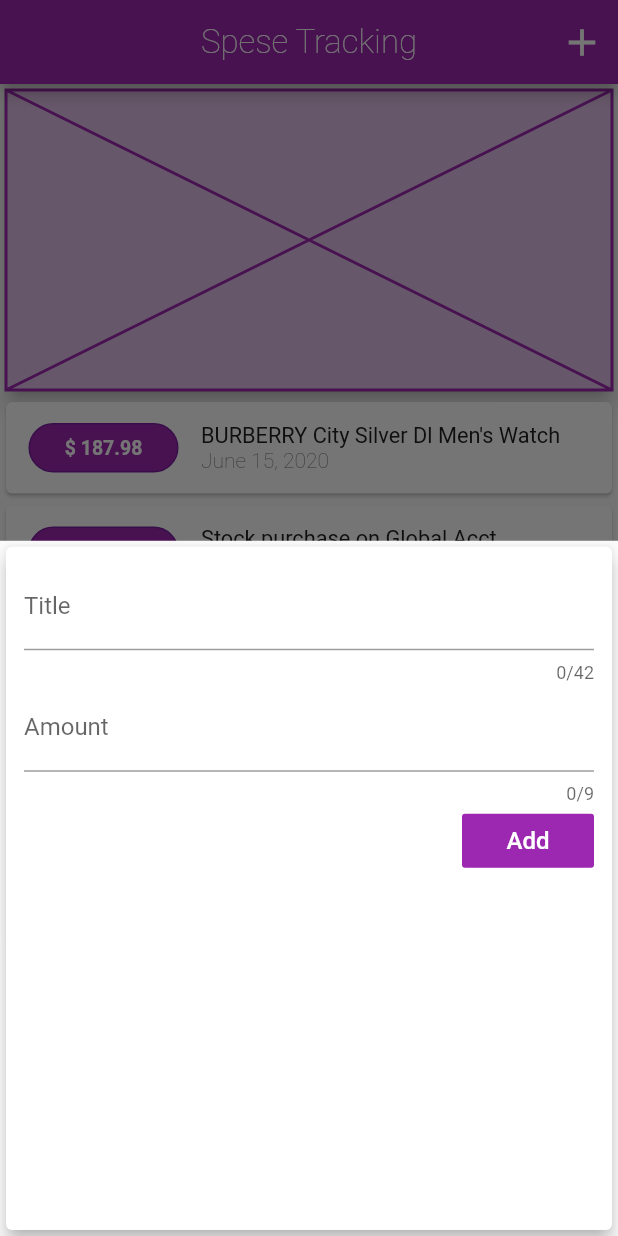
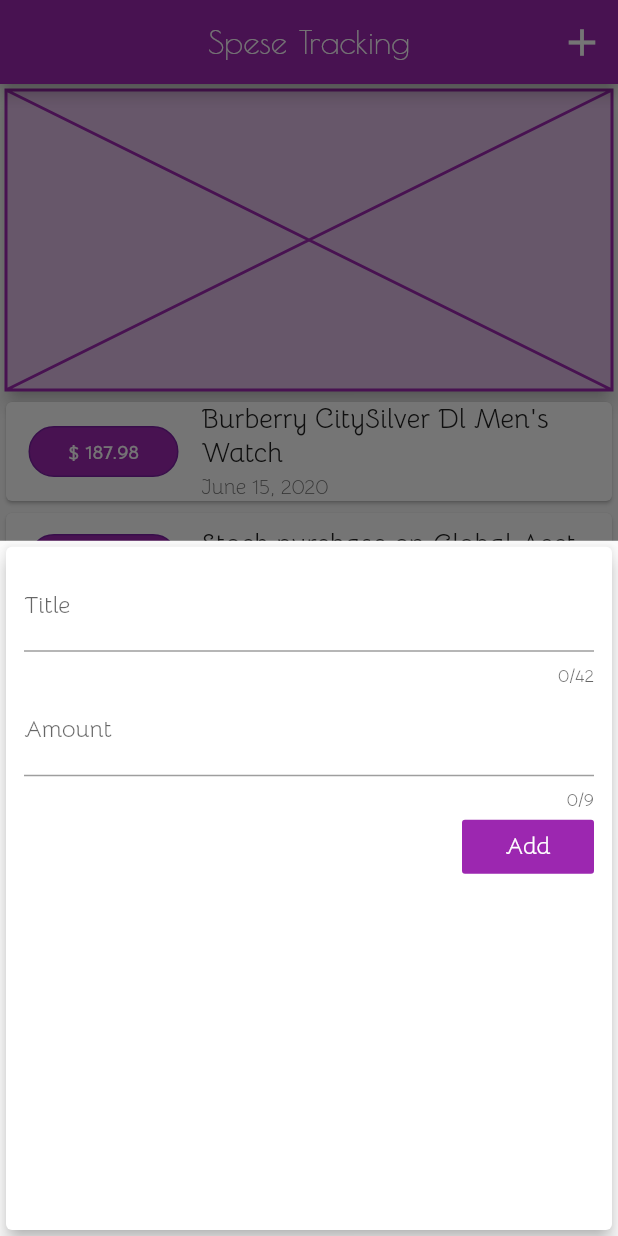
Before and after one commit to msawo/spese_app, a Flutter app: the screen it shows after launch, after a tap on the "add" icon, on a phone screen of 412 x 824 dp. Run offline on Flutter 3.47's test engine with Material 2 defaults, Android fonts, the phone set to English and light mode, and no system bars.

Commit message:
Change theming & fonts

```diff
--- a/lib/main.dart
+++ b/lib/main.dart
@@ -11,7 +11,16 @@ class SpeseApp extends StatelessWidget {
       theme: ThemeData(
         primarySwatch: Colors.purple,
         accentColor: Colors.cyan,
-        fontFamily: 'Roboto',
+        fontFamily: 'Bellota',
+        appBarTheme: AppBarTheme(
+          textTheme: ThemeData.light().textTheme.copyWith(
+                title: TextStyle(
+                  fontFamily: 'Poiret',
+                  fontSize: 22,
+                  fontWeight: FontWeight.w200,
+                ),
+              ),
+        ),
       ),
       debugShowCheckedModeBanner: false,
       title: 'Spese App',
--- a/lib/screen/homePage.dart
+++ b/lib/screen/homePage.dart
@@ -17,7 +17,7 @@ class _HomePageState extends State<HomePage> {
       id: 'n1',
       amount: 187.98,
       date: DateTime.now(),
-      title: 'BURBERRY City Silver Dl Men\'s Watch',
+      title: 'Burberry CitySilver Dl Men\'s Watch',
     ),
     Transaction(
       id: 'n2',
@@ -61,10 +61,6 @@ class _HomePageState extends State<HomePage> {
       appBar: AppBar(
         title: Text(
           'Spese Tracking',
-          style: TextStyle(
-            fontSize: 22,
-            fontWeight: FontWeight.w200,
-          ),
         ),
         centerTitle: true,
         actions: <Widget>[
--- a/lib/widgets/new_transaction.dart
+++ b/lib/widgets/new_transaction.dart
@@ -48,7 +48,7 @@ class _NewTransactionState extends State<NewTransaction> {
                 controller: titleController,
                 onSubmitted: (_) => submitInput(),
                 decoration: InputDecoration(
-                  labelText: 'Title',
+                  labelText: 'Title',labelStyle: TextStyle(height: 1.0),
                   hintText: 'i.e Groceries',
                   hintStyle: TextStyle(
                     fontSize: 15,
@@ -65,7 +65,7 @@ class _NewTransactionState extends State<NewTransaction> {
                 keyboardType: TextInputType.numberWithOptions(decimal: true),
                 onSubmitted: (_) => submitInput(),
                 decoration: InputDecoration(
-                  labelText: 'Amount',
+                  labelText: 'Amount', labelStyle: TextStyle(height: 1.0),
                   hintText: 'i.e 40.99',
                   hintStyle: TextStyle(
                     fontSize: 15,
--- a/lib/widgets/transaction_list.dart
+++ b/lib/widgets/transaction_list.dart
@@ -56,8 +56,7 @@ class TransactionList extends StatelessWidget {
                           transactions[index].title,
                           style: TextStyle(
                             color: primaryText,
-                            fontSize: 14.5,
-                            fontFamily: 'Roboto',
+                            fontSize: 18,
                           ),
                         ),
                         Text(
@@ -66,7 +65,7 @@ class TransactionList extends StatelessWidget {
                           style: TextStyle(
                             color: secondaryText,
                             fontSize: 14,
-                            fontFamily: 'Roboto',
+                            height: 1.4,
                             fontWeight: FontWeight.w300,
                           ),
                         )
```
Also changed, not shown: pubspec.yaml (+9 -13 lines), assets/fonts/Bellota/Bellota-Bold.ttf (added), assets/fonts/Bellota/Bellota-BoldItalic.ttf (added), assets/fonts/Bellota/Bellota-Italic.ttf (added), assets/fonts/Bellota/Bellota-Light.ttf (added), assets/fonts/Bellota/Bellota-LightItalic.ttf (added), assets/fonts/Bellota/Bellota-Regular.ttf (added).
